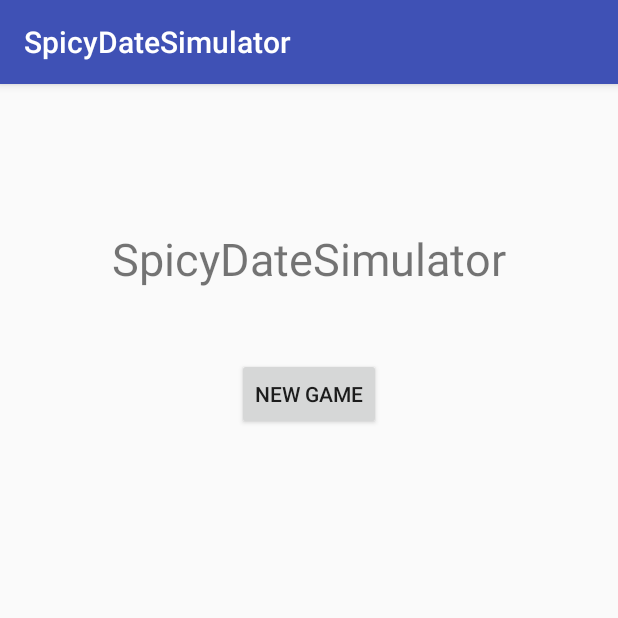
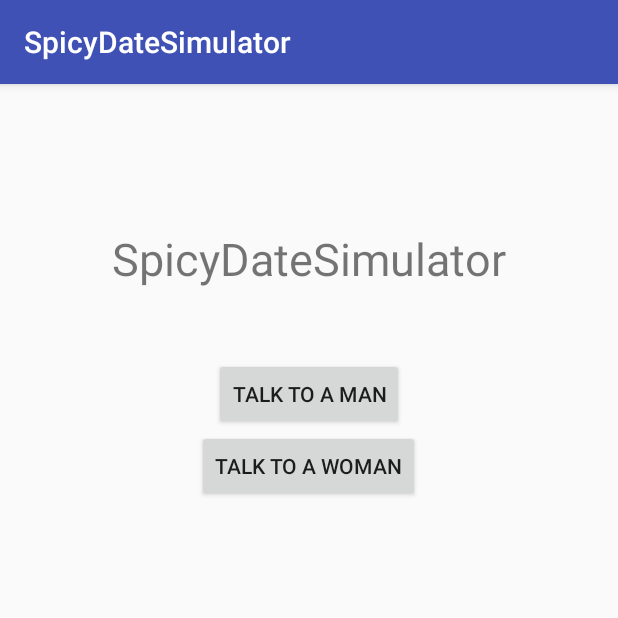
Before and after one commit to tiny-crab/SpicyDateSimulator, an Android app: the screen it shows after launch (MainMenuActivity), on a phone screen of 412 x 824 dp, the top half of it. Run offline under Robolectric (Android 15) with nearby library versions, the phone set to English and light mode, and no system bars.

```diff
--- a/SpicyDateSimulator/app/src/main/java/com/kch/spicydatesimulator/MainMenuActivity.java
+++ b/SpicyDateSimulator/app/src/main/java/com/kch/spicydatesimulator/MainMenuActivity.java
@@ -14,8 +14,16 @@ public class MainMenuActivity extends AppCompatActivity {
         setContentView(R.layout.activity_main_menu);
         final Intent toMessaging = new Intent(this, MessagingActivity.class);
 
-        Button startButton = (Button) findViewById(R.id.start_button);
-        startButton.setOnClickListener(new View.OnClickListener() {
+        Button maleStartButton = (Button) findViewById(R.id.male_start_button);
+        maleStartButton.setOnClickListener(new View.OnClickListener() {
+            @Override
+            public void onClick(View v) {
+                startActivity(toMessaging);
+            }
+        });
+
+        Button femaleStartButton = (Button) findViewById(R.id.female_start_button);
+        femaleStartButton.setOnClickListener(new View.OnClickListener() {
             @Override
             public void onClick(View v) {
                 startActivity(toMessaging);
--- a/SpicyDateSimulator/app/src/main/res/layout/activity_main_menu.xml
+++ b/SpicyDateSimulator/app/src/main/res/layout/activity_main_menu.xml
@@ -22,11 +22,20 @@
         android:textSize="30sp" />
 
     <Button
-        android:text="@string/start_button"
+        android:id="@+id/male_start_button"
+        android:text="@string/male_start_button"
         android:layout_width="wrap_content"
         android:layout_height="wrap_content"
         android:layout_below="@+id/title_text"
         android:layout_centerHorizontal="true"
-        android:layout_marginTop="46dp"
-        android:id="@+id/start_button" />
+        android:layout_marginTop="46dp" />
+
+    <Button
+        android:id="@+id/female_start_button"
+        android:text="@string/female_start_button"
+        android:layout_width="wrap_content"
+        android:layout_height="wrap_content"
+        android:layout_below="@+id/male_start_button"
+        android:layout_centerHorizontal="true" />
+
 </RelativeLayout>
--- a/SpicyDateSimulator/app/src/main/res/values/strings.xml
+++ b/SpicyDateSimulator/app/src/main/res/values/strings.xml
@@ -1,4 +1,12 @@
 <resources>
+
+    <!--MAIN MENU STRINGS-->
     <string name="app_name">SpicyDateSimulator</string>
-    <string name="start_button">New Game</string>
+    <string name="male_start_button">Talk to a Man</string>
+    <string name="female_start_button">Talk to a Woman</string>
+
+    <!--MESSAGING STRINGS-->
+    <string name="dialog_exit_question">Are you sure you want to exit? All progress will be lost!</string>
+    <string name="dialog_exit_confirmation">Quit Game</string>
+    <string name="dialog_exit_cancel">Keep Playing!</string>
 </resources>
```
Also changed, not shown: SpicyDateSimulator/app/src/main/AndroidManifest.xml (+4 -3 lines), SpicyDateSimulator/app/src/main/java/com/kch/spicydatesimulator/ConfirmationDialog.java (added, +52 -0 lines), SpicyDateSimulator/app/src/main/java/com/kch/spicydatesimulator/MessagingActivity.java (+24 -1 lines).
